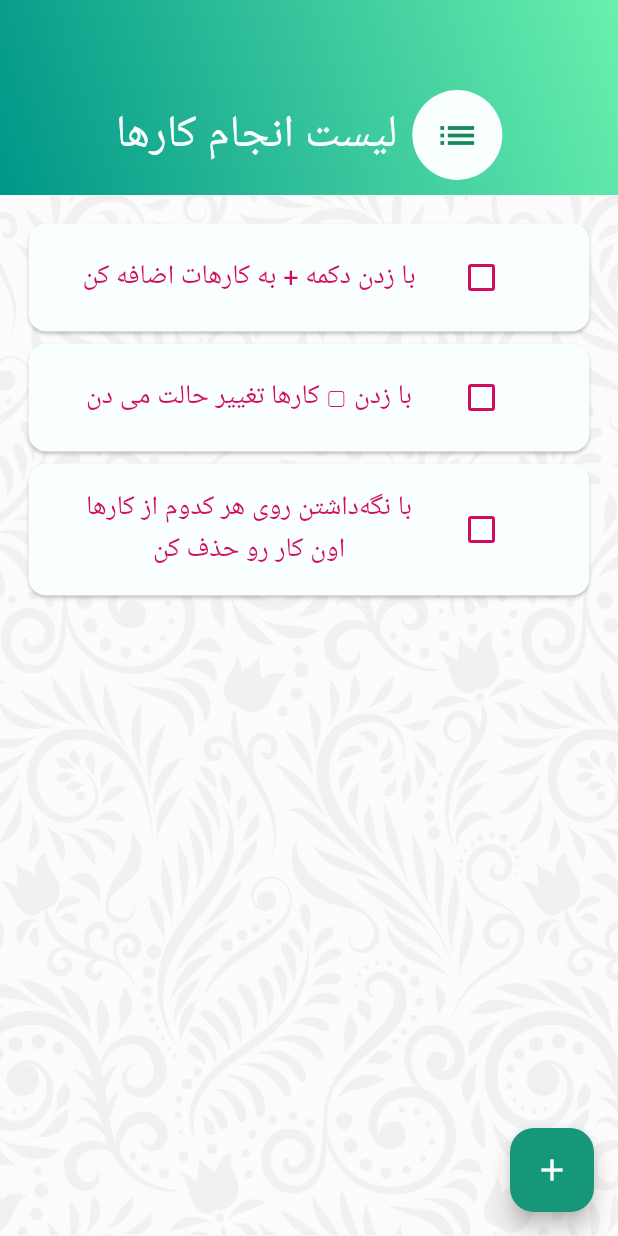
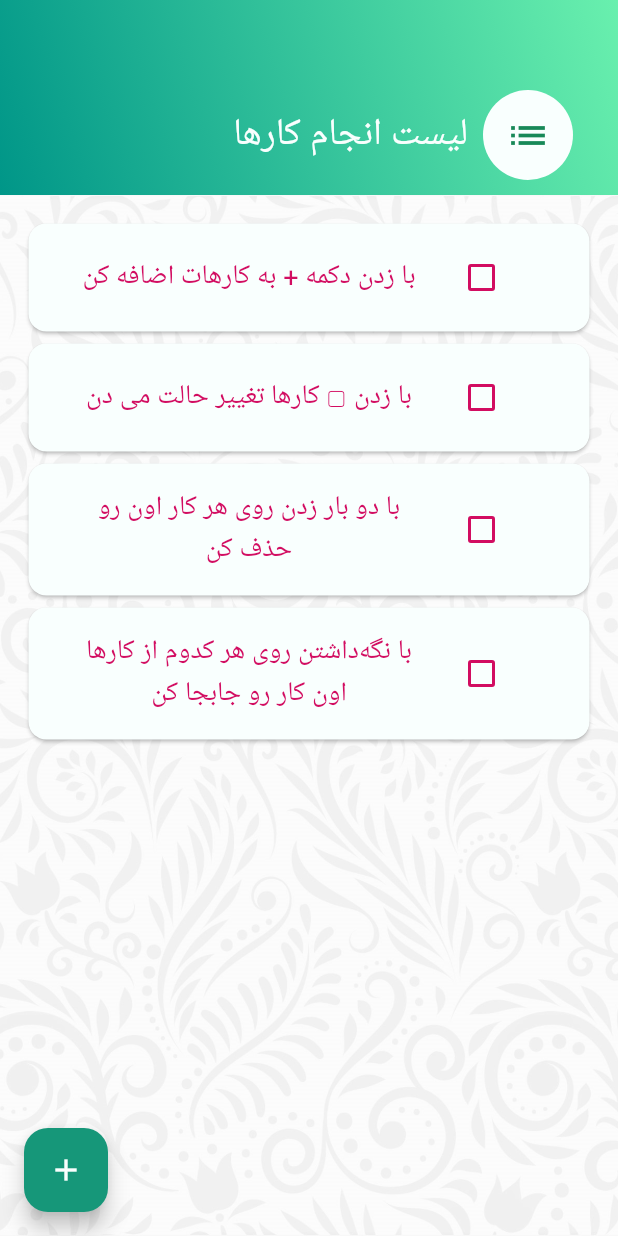
Before and after one commit to Sina2748/todoey, a Flutter app: the screen it shows after launch, on a phone screen of 412 x 824 dp. Run offline on Flutter 3.47's test engine with Material 2 defaults, Android fonts, the phone set to English and light mode, and no system bars; our stand-ins replace audioplayers, google_fonts; Roboto replaces fonts that are missing (Harmattan, Lemonada).

Commit message:
done!
Before adding autho

```diff
--- a/lib/Models/task_data.dart
+++ b/lib/Models/task_data.dart
@@ -7,7 +7,8 @@ class TaskData extends ChangeNotifier {
   final List<Task> _tasks = [
     Task(name: 'با زدن دکمه + به کارهات اضافه کن'),
     Task(name: 'با زدن ▢ کارها تغییر حالت می دن'),
-    Task(name: 'با نگه‌داشتن روی هر کدوم از کارها اون کار رو حذف کن'),
+    Task(name: 'با دو بار زدن روی هر کار اون رو حذف کن'),
+    Task(name: 'با نگه‌داشتن روی هر کدوم از کارها اون کار رو جا‌بجا کن'),
   ];
 
   UnmodifiableListView<Task> get tasks {
@@ -21,11 +22,13 @@ class TaskData extends ChangeNotifier {
   void addTask(String newTaskTitle) {
     final task = Task(name: newTaskTitle);
     _tasks.add(task);
+
     notifyListeners();
   }
 
   updateTask(int index) {
     tasks[index].toggleDone();
+
     notifyListeners();
   }
 
--- a/lib/screens/task_screen.dart
+++ b/lib/screens/task_screen.dart
@@ -31,14 +31,14 @@ class TasksScreen extends StatelessWidget {
               crossAxisAlignment: CrossAxisAlignment.end,
               children: [
                 Row(
-                  mainAxisAlignment: MainAxisAlignment.center,
+                  mainAxisAlignment: MainAxisAlignment.end,
                   children: [
                     Text(
                       'لیست انجام کارها',
                       style: GoogleFonts.lemonada(
                         textStyle: TextStyle(
                           color: Theme.of(context).colorScheme.surface,
-                          fontSize: 30,
+                          fontSize: 25,
                           fontWeight: FontWeight.w300,
                         ),
                       ),
@@ -61,6 +61,7 @@ class TasksScreen extends StatelessWidget {
             ),
           )),
       backgroundColor: Theme.of(context).colorScheme.primary,
+      floatingActionButtonLocation: FloatingActionButtonLocation.startFloat,
       floatingActionButton: FloatingActionButton(
         foregroundColor: Theme.of(context).colorScheme.surface,
         backgroundColor: Theme.of(context).colorScheme.onSecondary,
--- a/lib/widgets/task_list.dart
+++ b/lib/widgets/task_list.dart
@@ -13,10 +13,6 @@ class TasksList extends StatefulWidget {
 class _TasksListState extends State<TasksList> {
   @override
   Widget build(BuildContext context) {
-    print(
-      context.watch<TaskData>().tasks,
-    );
-
     return ReorderableListView(
       children: <Widget>[
         for (int index = 0;
@@ -31,7 +27,6 @@ class _TasksListState extends State<TasksList> {
                 checkboxCallback: (checkboxState) {
                   context.read<TaskData>().updateTask(index);
                   if (context.read<TaskData>().tasks[index].isDone == true) {
-                    // print('play sound!');
                     playSound(noteNumber);
                   }
                 },
@@ -48,38 +43,8 @@ class _TasksListState extends State<TasksList> {
             newIndex -= 1;
           }
           context.read<TaskData>().reorderTaskList(oldIndex, newIndex);
-          // final Task item = context.watch<TaskData>().tasks.removeAt(oldIndex);
-          // print('newIndex: $newIndex, item: $item');
-          // context.read<TaskData>().tasks.insert(newIndex, item);
         });
       },
     );
   }
 }
-
-///
-//       itemBuilder: (context, index) {
-//         return Card(
-//           shadowColor: Colors.grey[50],
-//           color: Theme.of(context).colorScheme.surface,
-//           elevation: 3,
-//           child: TaskTile(
-//             isChecked: context.watch<TaskData>().tasks[index].isDone,
-//             taskTitle: context.watch<TaskData>().tasks[index].name,
-//             checkboxCallback: (checkboxState) {
-//               context.read<TaskData>().updateTask(index);
-//               if (context.read<TaskData>().tasks[index].isDone == true) {
-//                 // print('play sound!');
-//                 playSound(noteNumber);
-//               }
-//             },
-//             gestureCallback: () {
-//               context.read<TaskData>().deleteTask(index);
-//             },
-//           ),
-//         );
-//       }, // Callback
-//       itemCount: context.watch<TaskData>().tasks.length,
-//     );
-//   }
-// }
--- a/pubspec.yaml
+++ b/pubspec.yaml
@@ -37,6 +37,7 @@ dependencies:
   provider: ^6.0.2
   audioplayers: ^0.20.1
   google_fonts: ^2.3.1
+#  shared_preferences: ^2.0.13
 
 
 dev_dependencies:
```
